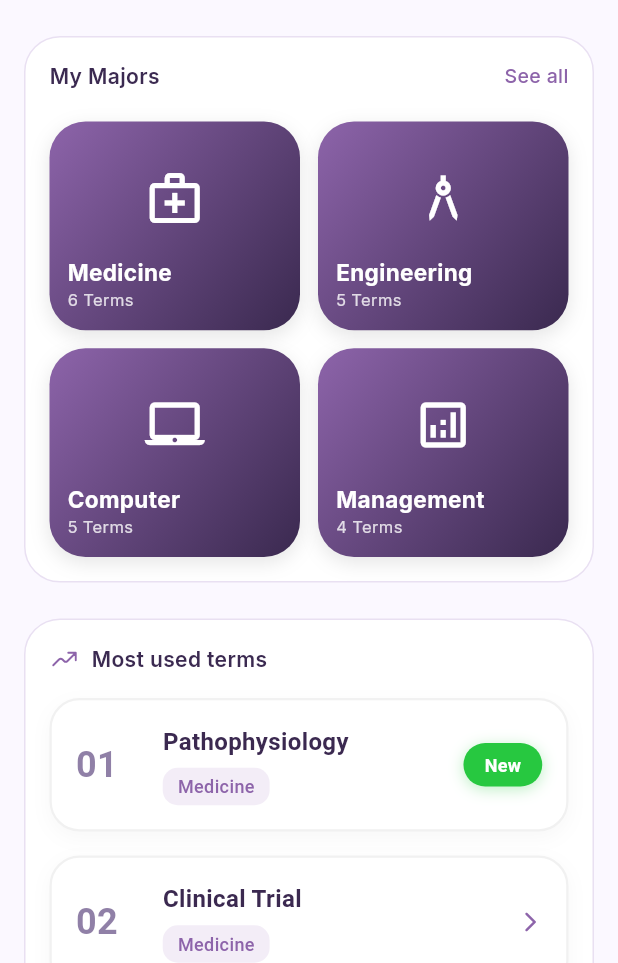
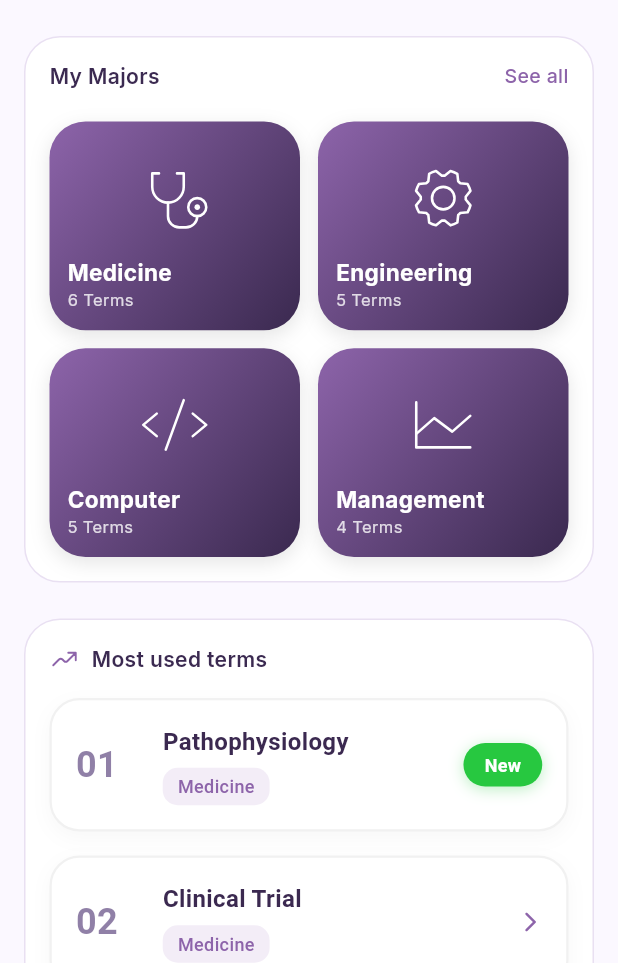
Before and after one commit to Dhiaa-10/uni_terms, a Flutter app: the HomeView screen opened directly, on a phone screen of 412 x 824 dp, the part 273-1236 px from its top. Run offline on Flutter 3.47's test engine with Material 3 defaults, Android fonts, the light colour scheme and no system bars; our stand-ins replace flutter_native_splash, flutter_svg, get, get_storage, google_fonts; accounts and stored records are empty.

Commit message:
Update: modified mock data, splash viewmodel, and added icons

```diff
--- a/lib/core/mock_data.dart
+++ b/lib/core/mock_data.dart
@@ -261,22 +261,22 @@ class MockData {
     {
       'title': 'Medicine',
       'arabicTitle': 'الطب',
-      'icon': Icons.medical_services_outlined,
+      'icon': 'assets/icons/medicine.svg',
     },
     {
       'title': 'Engineering',
       'arabicTitle': 'الهندسة',
-      'icon': Icons.architecture_outlined,
+      'icon': 'assets/icons/engineering.svg',
     },
     {
       'title': 'Computer',
       'arabicTitle': 'الحاسب',
-      'icon': Icons.laptop_mac_outlined,
+      'icon': 'assets/icons/computer.svg',
     },
     {
       'title': 'Management',
       'arabicTitle': 'الإدارة',
-      'icon': Icons.analytics_outlined,
+      'icon': 'assets/icons/management.svg',
     },
     {
       'title': 'Law',
--- a/pubspec.yaml
+++ b/pubspec.yaml
@@ -2,7 +2,7 @@ name: uniterm
 description: "A new Flutter project."
 publish_to: 'none'
 
-version: 1.0.0+1
+version: 1.0.0+2
 
 environment:
   sdk: ^3.8.1
```
Also changed, not shown: lib/viewmodels/splash_viewmodel.dart (+6 -5 lines), assets/icons/computer.svg (added), assets/icons/engineering.svg (added), assets/icons/management.svg (added), assets/icons/medicine.svg (added).
